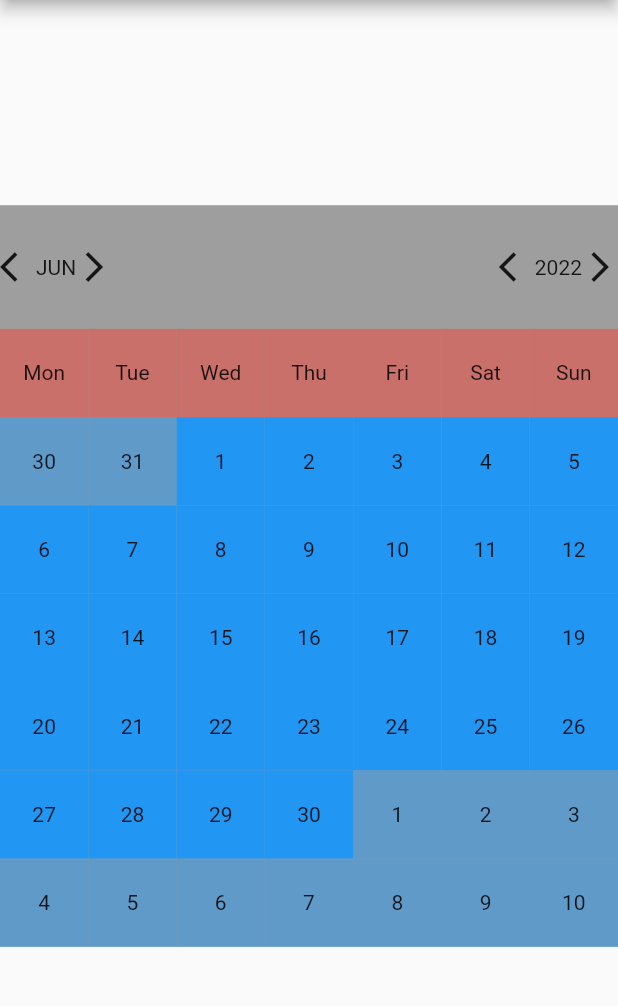
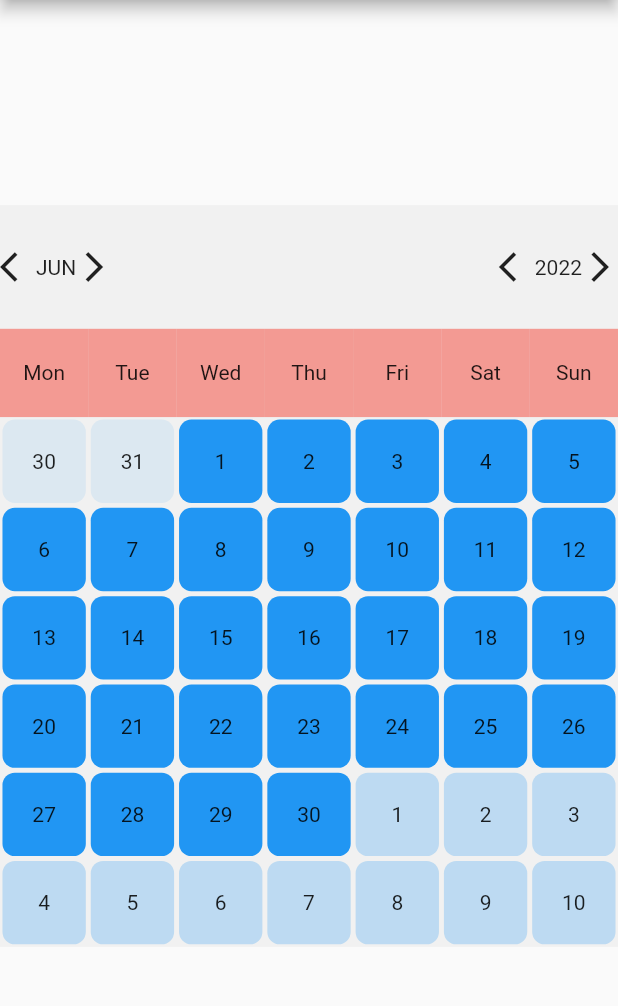
Before and after one commit to shadowprince444/full_throttle_machine_test, a Flutter app: the screen it shows after launch, on a phone screen of 412 x 824 dp, the part 84-1090 px from its top. Run offline on Flutter 3.47's test engine with Material 2 defaults, Android fonts, the phone set to English and light mode, and no system bars.

Commit message:
added borders to the containers and changed it's color

```diff
--- a/lib/main.dart
+++ b/lib/main.dart
@@ -60,7 +60,9 @@ class _MyHomePageState extends State<MyHomePage> {
           mainAxisAlignment: MainAxisAlignment.center,
           children: <Widget>[
             ColoredBox(
-              color: Colors.grey,
+              color: Colors.grey.withOpacity(
+                .1,
+              ),
               child: Column(
                 children: [
                   SizedBox(
@@ -104,17 +106,26 @@ class _MyHomePageState extends State<MyHomePage> {
                         itemCount: 49,
                         shrinkWrap: true,
                         physics: const NeverScrollableScrollPhysics(),
-                        gridDelegate: const SliverGridDelegateWithFixedCrossAxisCount(
+                        gridDelegate: SliverGridDelegateWithFixedCrossAxisCount(
                           crossAxisCount: 7,
+                          // crossAxisSpacing: size.width * .01,
+                          // mainAxisSpacing: size.width * .01,
                         ),
                         itemBuilder: (context, index) {
                           int dateIndex = index - 7;
                           final day = firstDate.add(Duration(days: dateIndex + 1 - firstDate.weekday));
                           if (index < 7) {
-                            return DateWidget(size: size, data: generateWeekName(index + 1), color: Colors.red.withOpacity(.5));
+                            return DateWidget(
+                              size: size,
+                              data: generateWeekName(index + 1),
+                              color: Colors.red.withOpacity(
+                                .5,
+                              ),
+                              isDate: false,
+                            );
                           } else {
                             if (dateIndex + 1 < firstDate.weekday) {
-                              return DateWidget(size: size, data: "${day.day}", color: Colors.blue.withOpacity(.5));
+                              return DateWidget(size: size, data: "${day.day}", color: Colors.blue.withOpacity(.1));
                             } else {
                               if (DateTime(firstDate.year, firstDate.month + 1, 1).isAfter(day)) {
                                 return DateWidget(
@@ -123,7 +134,12 @@ class _MyHomePageState extends State<MyHomePage> {
                                   color: Colors.blue,
                                 );
                               } else {
-                                return DateWidget(size: size, data: "${day.day}", color: Colors.blue.withOpacity(.5));
+                                return DateWidget(
+                                    size: size,
+                                    data: "${day.day}",
+                                    color: Colors.blue.withOpacity(
+                                      .25,
+                                    ));
                               }
                             }
                           }
@@ -236,8 +252,9 @@ class DateWidget extends StatelessWidget {
     required this.size,
     required this.data,
     required this.color,
+    this.isDate = true,
   }) : super(key: key);
-
+  final bool isDate;
   final Size size;
   final String data;
   final Color color;
@@ -246,10 +263,14 @@ class DateWidget extends StatelessWidget {
   Widget build(BuildContext context) {
     return Container(
         alignment: Alignment.center,
-        // margin: EdgeInsets.all(size.height * .05),
-        color: color,
-        height: size.height * .4 * .4,
-        width: size.height * .4 * .4,
+        margin: EdgeInsets.all(isDate ? size.height * .002 : 0),
+        decoration: BoxDecoration(
+            color: color,
+            borderRadius: BorderRadius.circular(
+              isDate ? size.height * .01 : 0,
+            )),
+        height: size.height * .16,
+        width: size.height * .16,
         child: Text(
           data,
         ));
```
